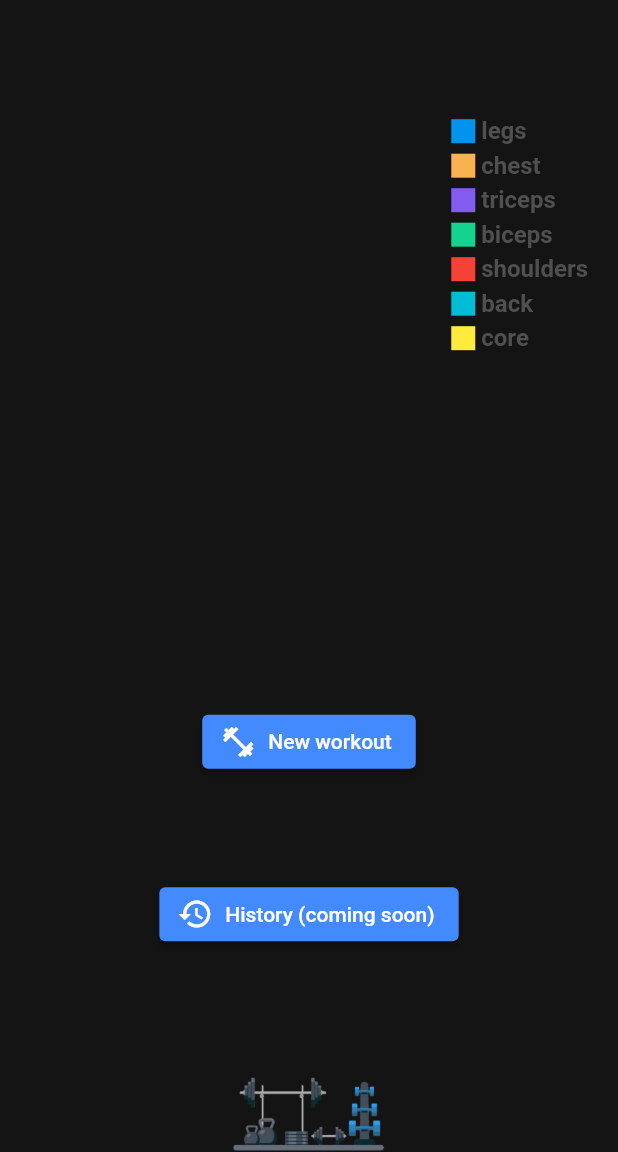
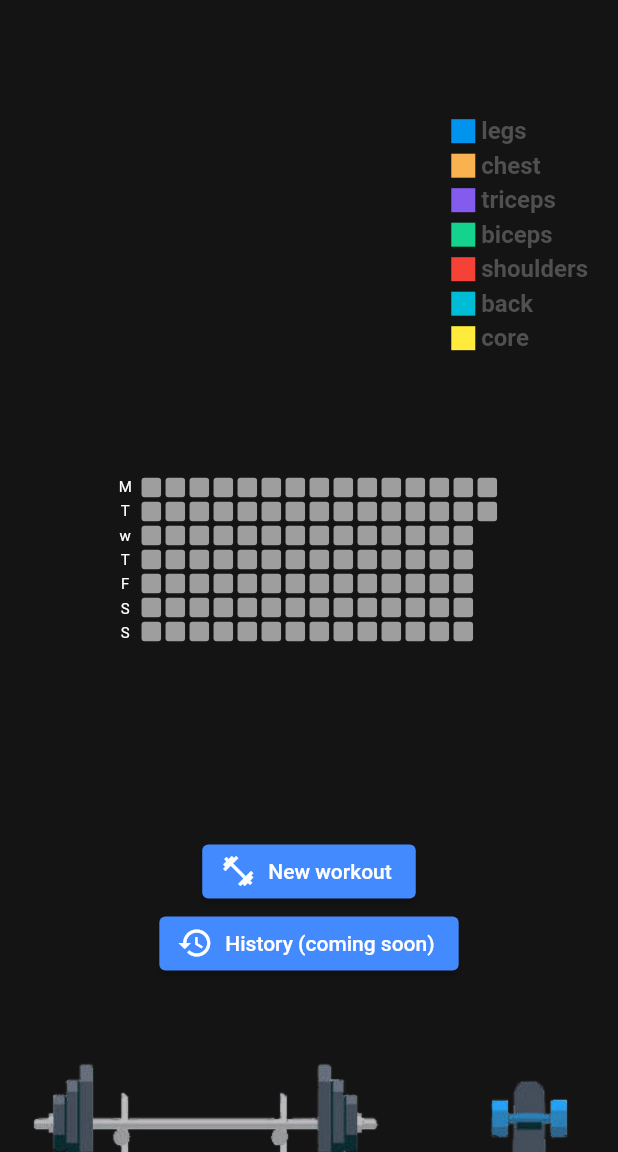
Before and after one commit to jacksondearing96/bread_basket, a Flutter app: the screen it shows once a user with an empty profile is signed in, on a phone screen of 412 x 824 dp, the part 84-1236 px from its top. Run offline on Flutter 3.47's test engine with Material 2 defaults, Android fonts, the light colour scheme and no system bars; drawn by our look-alikes of fl_chart; our stand-ins replace cloud_firestore, email_validator, firebase_auth, firebase_core, flutter_spinkit; accounts and stored records are empty.

Commit message:
Implemented a custom calendar heat map of past workouts.

```diff
--- /dev/null
+++ b/lib/analytics/HeatmapCalendar.dart
@@ -0,0 +1,135 @@
+import 'package:bread_basket/models/workout.dart';
+import 'package:bread_basket/shared/constants.dart';
+import 'package:flutter/material.dart';
+import 'package:provider/provider.dart';
+
+class Week {
+  List<Widget> days = [];
+
+  void setDays(List<Widget> daysToSet) {
+    days = daysToSet;
+  }
+
+  bool isFull() {
+    return days.length == 7;
+  }
+
+  Widget draw() {
+    return Column(
+      mainAxisAlignment: MainAxisAlignment.start,
+      children: days,
+    );
+  }
+}
+
+class Calendar {
+  List<Week> weeks = [];
+
+  Calendar() {
+    Week weekDayLabels = Week();
+    weekDayLabels.setDays([
+      weekDayLabel('M'),
+      weekDayLabel('T'),
+      weekDayLabel('w'),
+      weekDayLabel('T'),
+      weekDayLabel('F'),
+      weekDayLabel('S'),
+      weekDayLabel('S')
+    ]);
+    weeks.add(weekDayLabels);
+  }
+
+  void addDay(Widget day) {
+    if (weeks.isEmpty || weeks.last.isFull()) weeks.add(Week());
+    weeks.last.days.add(day);
+  }
+
+  Widget weekDayLabel(String weekday) {
+    return Container(
+      padding: EdgeInsets.fromLTRB(0, 2.1, 5, 2.1),
+      child: Text(weekday,
+          style: TextStyle(color: Constants.textColor, fontSize: 10)),
+    );
+  }
+
+  Widget draw() {
+    List<Widget> weeksRow = [];
+
+    for (Week week in weeks) {
+      weeksRow.add(week.draw());
+    }
+
+    return Row(
+      mainAxisAlignment: MainAxisAlignment.center,
+      children: weeksRow,
+    );
+  }
+}
+
+class HeatmapCalendar extends StatelessWidget {
+  const HeatmapCalendar({Key? key}) : super(key: key);
+
+  String dateToStringKey(DateTime date) {
+    return '${date.day.toString()}-${date.month}-${date.year}';
+  }
+
+  @override
+  Widget build(BuildContext context) {
+    final pastWorkouts = Provider.of<List<PerformedWorkout>?>(context);
+
+    // Create a set of all the dates where a workout occurred.
+    Map<String, int> workoutDates = {};
+    if (pastWorkouts != null) {
+      for (PerformedWorkout workout in pastWorkouts) {
+        DateTime date =
+            DateTime.fromMillisecondsSinceEpoch(workout.dateInMilliseconds);
+        print('w: ${dateToStringKey(date)}');
+        workoutDates.update(dateToStringKey(date), (val) => val + 1,
+            ifAbsent: () => 1);
+      }
+    }
+
+    int daysToShow = 100 + DateTime.now().weekday - 2;
+    Calendar calendar = Calendar();
+    DateTime d = DateTime.now().subtract(Duration(days: daysToShow - 1));
+    for (var i = 0; i < daysToShow; ++i) {
+      print('d: ${dateToStringKey(d)}');
+      calendar.addDay(_puck(workoutDates[dateToStringKey(d)] ?? 0));
+      d = d.add(Duration(days: 1));
+    }
+
+    return Container(
+      height: 120,
+      decoration: BoxDecoration(),
+      child: calendar.draw(),
+    );
+  }
+
+  Widget _puck(int intensity) {
+    return Container(
+      margin: EdgeInsets.all(1.5),
+      width: 13.0,
+      height: 13.0,
+      decoration: BoxDecoration(
+        color: _determinePuckColor(intensity),
+        borderRadius: BorderRadius.circular(2),
+      ),
+    );
+  }
+
+  Color _determinePuckColor(int intensity) {
+    Color color = Colors.grey;
+    switch (intensity) {
+      case 1:
+        color = Colors.green[300]!;
+        break;
+      case 2:
+        color = Colors.green[500]!;
+        break;
+      case 3:
+        color = Colors.green[700]!;
+        break;
+    }
+    return color;
+  }
+}
--- a/lib/analytics/MuscleGroupPieChart.dart
+++ b/lib/analytics/MuscleGroupPieChart.dart
@@ -37,13 +37,6 @@ class _MuscleGroupPieChartState extends State<MuscleGroupPieChart> {
         }
       }
     }
-
-    String str = '';
-    for (String muscleGroup in muscleGroupToExerciseCount.keys) {
-      str += '$muscleGroup: ${muscleGroupToExerciseCount[muscleGroup]}\n';
-    }
-
-    print(muscleGroupToExerciseCount);
 
     return AspectRatio(
       aspectRatio: 1.3,
--- a/lib/screens/home/home.dart
+++ b/lib/screens/home/home.dart
@@ -1,3 +1,4 @@
+import 'package:bread_basket/analytics/HeatmapCalendar.dart';
 import 'package:bread_basket/analytics/MuscleGroupPieChart.dart';
 import 'package:bread_basket/screens/workout/workout.dart';
 import 'package:bread_basket/services/auth.dart';
@@ -31,13 +32,13 @@ class Home extends StatelessWidget {
         ],
       ),
       body: Center(
-        child: Column(
-          mainAxisAlignment: MainAxisAlignment.center,
+        child: ListView(
+          // mainAxisAlignment: MainAxisAlignment.center,
           children: [
             MuscleGroupPieChart(),
+            HeatmapCalendar(),
             Container(
               padding: EdgeInsets.fromLTRB(0, 120, 0, 50),
-              height: 400,
               child: Column(
                 mainAxisAlignment: MainAxisAlignment.spaceAround,
                 children: [
--- a/pubspec.yaml
+++ b/pubspec.yaml
@@ -19,6 +19,7 @@ version: 1.0.0+1
 
 environment:
   sdk: ">=2.12.0 <3.0.0"
+  # sdk: ">=2.11.0 <3.0.0"
 
 dependencies:
   flutter:
@@ -33,6 +34,8 @@ dependencies:
   email_validator: ^2.0.1
   flutter_spinkit: ^5.0.0
   fl_chart: ^0.36.2
+  syncfusion_flutter_calendar: ^19.1.69
+  # heatmap_calendar: ^1.2.8
 
 dev_dependencies:
   flutter_test:
```
Also changed, not shown: pubspec.lock.
